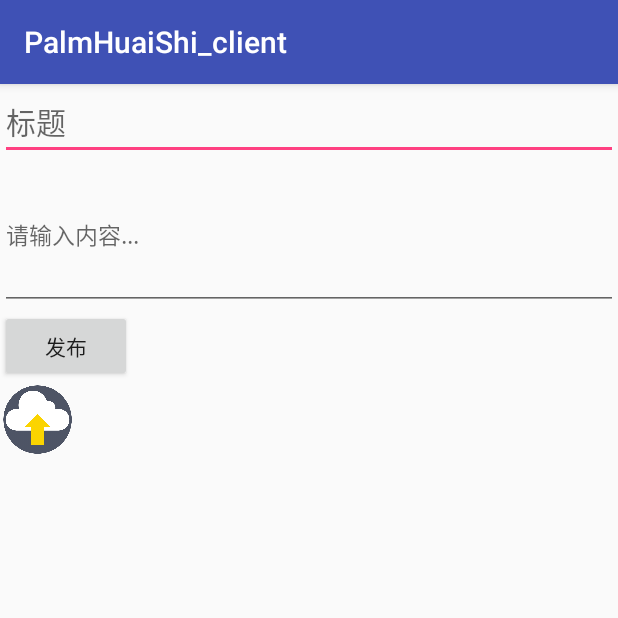
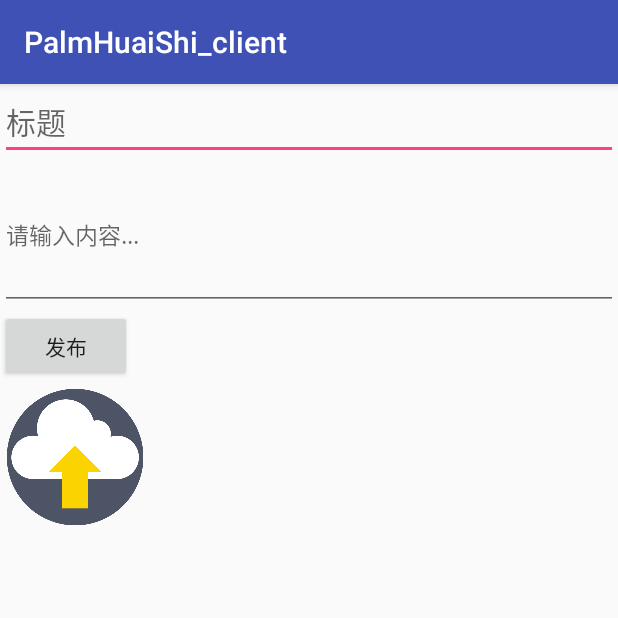
Before and after one commit to 469301637/PalmHuaiShi_client, an Android app: the ReleaseActivity screen opened directly, with no data from a screen before it, on a phone screen of 412 x 824 dp, the top half of it. Run offline under Robolectric (Android 15) with nearby library versions, the phone set to English and light mode, and no system bars.

Commit message:
2019-4-10

```diff
--- a/app/src/main/java/com/example/liurui/palmhuaishi_client/ui/activity/LoginActivity.java
+++ b/app/src/main/java/com/example/liurui/palmhuaishi_client/ui/activity/LoginActivity.java
@@ -47,6 +47,7 @@ public class LoginActivity extends AppCompatActivity {
                 String username = uid.getText().toString().trim();
                 String password = pwd.getText().toString().trim();
                 SendByHttpClient(username, password);
+
             }
         });
         button1.setOnClickListener(new View.OnClickListener() {
@@ -85,7 +86,7 @@ public class LoginActivity extends AppCompatActivity {
                     intent.setClass(LoginActivity.this, ReleaseActivity.class);
                     //启动Activity
                     startActivity(intent);
-
+                    LoginActivity.this.finish();
                     // loginXin(currentUsername,currentPassword);
                 }
             }
@@ -93,16 +94,15 @@ public class LoginActivity extends AppCompatActivity {
     }
 
 
-
-
     /**
      * 把信息存储起来
+     *
      * @param data
      */
     @SuppressWarnings("ConstantConditions")
     private void setUserInfo(User data) {
-        if (!TextUtils.isEmpty(data.avatar)){
-            data.avatar = Consts.API_SERVICE_HOST+data.avatar;
+        if (!TextUtils.isEmpty(data.avatar)) {
+            data.avatar = Consts.API_SERVICE_HOST + data.avatar;
         }
         AppService.getInstance().setCurrentUser(data);
 
--- a/app/src/main/java/com/example/liurui/palmhuaishi_client/ui/activity/ReleaseActivity.java
+++ b/app/src/main/java/com/example/liurui/palmhuaishi_client/ui/activity/ReleaseActivity.java
@@ -22,7 +22,7 @@ import okhttp3.Response;
 
 public class ReleaseActivity extends AppCompatActivity {
 
-    private static final String TAG = "ReleaseActivity";
+    //private static final String TAG = "ReleaseActivity";
 
     private ImageView imageView;
     private EditText title;
@@ -33,6 +33,7 @@ public class ReleaseActivity extends AppCompatActivity {
     protected void onCreate(Bundle savedInstanceState) {
         super.onCreate(savedInstanceState);
         setContentView(R.layout.activity_release);
+
         //获取当前时间作为ID时间戳标记，与内容表一一对应！
         SimpleDateFormat tempDate = new SimpleDateFormat("yyyy-MM-dd HH:mm:ss");
         final String time = tempDate.format(new java.util.Date());
@@ -40,6 +41,8 @@ public class ReleaseActivity extends AppCompatActivity {
         title = findViewById(R.id.release_title);
         content = findViewById(R.id.release_content);
         button = findViewById(R.id.release_button);
+        imageView = findViewById(R.id.release_images);
+
         button.setOnClickListener(new View.OnClickListener() {
             @Override
             public void onClick(View view) {
@@ -52,7 +55,6 @@ public class ReleaseActivity extends AppCompatActivity {
             }
         });
 
-        imageView = findViewById(R.id.release_images);
         imageView.setOnClickListener(new View.OnClickListener() {
             @Override
             public void onClick(View view) {
--- a/app/src/main/res/layout/activity_release.xml
+++ b/app/src/main/res/layout/activity_release.xml
@@ -34,10 +34,11 @@
             android:text="发布" />
 
         <ImageView
+            android:layout_width="100dp"
+            android:layout_height="100dp"
             android:src="@drawable/upload_images"
-           android:id="@+id/release_images"
-            android:layout_width="50dp"
-            android:layout_height="50dp"
+            android:id="@+id/release_images"
+            android:scaleType="centerInside"
             />
 
     </LinearLayout>
```
Lines whose indentation alone changed are shown as unchanged.
